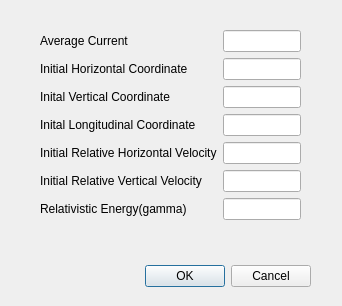
Above: RadTrack/ui/beamforsrw.ui from aerosadegh/radtrack before the change. Below: the same form after it.
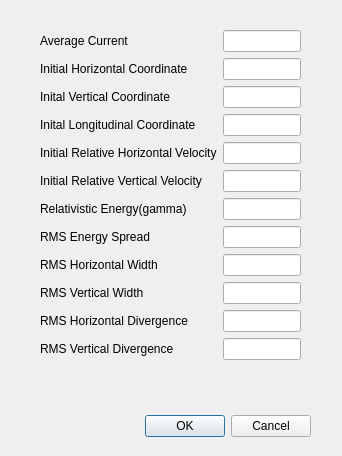
That is the form after the change.

```diff
--- a/RadTrack/ui/beamforsrw.ui
+++ b/RadTrack/ui/beamforsrw.ui
@@ -7,7 +7,7 @@
     <x>0</x>
     <y>0</y>
     <width>342</width>
-    <height>306</height>
+    <height>456</height>
    </rect>
   </property>
   <property name="windowTitle">
@@ -17,7 +17,7 @@
    <property name="geometry">
     <rect>
      <x>40</x>
-     <y>260</y>
+     <y>410</y>
      <width>271</width>
      <height>32</height>
     </rect>
@@ -35,7 +35,7 @@
      <x>40</x>
      <y>30</y>
      <width>261</width>
-     <height>221</height>
+     <height>364</height>
     </rect>
    </property>
    <layout class="QFormLayout" name="formLayout">
@@ -109,6 +109,56 @@
     <item row="6" column="1">
      <widget class="QLineEdit" name="partstatmom1gamma"/>
     </item>
+    <item row="7" column="0">
+     <widget class="QLabel" name="label">
+      <property name="text">
+       <string>RMS Energy Spread</string>
+      </property>
+     </widget>
+    </item>
+    <item row="7" column="1">
+     <widget class="QLineEdit" name="sige"/>
+    </item>
+    <item row="8" column="0">
+     <widget class="QLabel" name="label_2">
+      <property name="text">
+       <string>RMS Horizontal Width</string>
+      </property>
+     </widget>
+    </item>
+    <item row="9" column="0">
+     <widget class="QLabel" name="label_3">
+      <property name="text">
+       <string>RMS Vertical Width</string>
+      </property>
+     </widget>
+    </item>
+    <item row="10" column="0">
+     <widget class="QLabel" name="label_4">
+      <property name="text">
+       <string>RMS Horizontal Divergence</string>
+      </property>
+     </widget>
+    </item>
+    <item row="11" column="0">
+     <widget class="QLabel" name="label_5">
+      <property name="text">
+       <string>RMS Vertical Divergence</string>
+      </property>
+     </widget>
+    </item>
+    <item row="8" column="1">
+     <widget class="QLineEdit" name="sigx"/>
+    </item>
+    <item row="9" column="1">
+     <widget class="QLineEdit" name="sigy"/>
+    </item>
+    <item row="10" column="1">
+     <widget class="QLineEdit" name="sigxp"/>
+    </item>
+    <item row="11" column="1">
+     <widget class="QLineEdit" name="sigyp"/>
+    </item>
    </layout>
   </widget>
  </widget>
```
